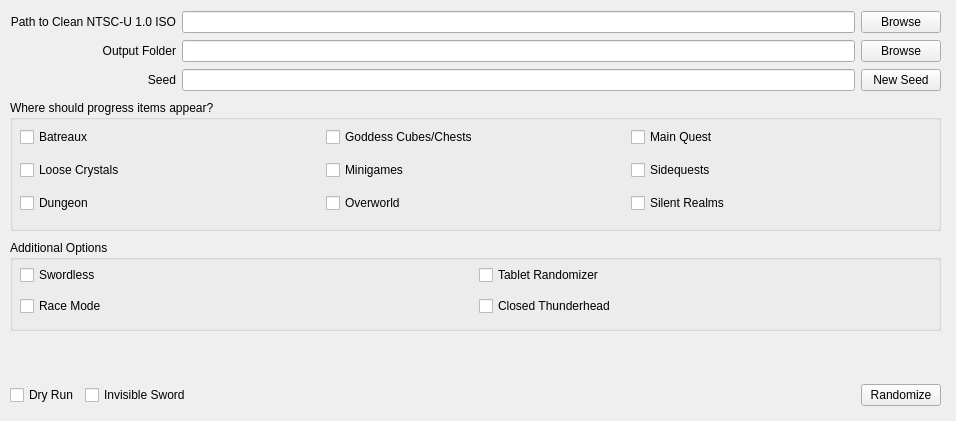
This is randogui.ui in ssrando/ssrando as Qt 5 draws it before an edit. The edited form follows.
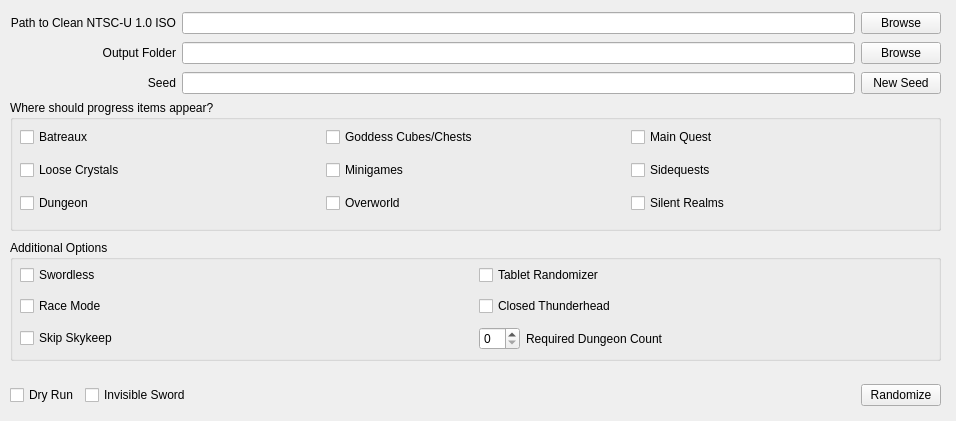
This is the edited form.

Commit message: Add options to GUI and automatically fill in default options

Diff of the .ui file:
```diff
--- a/randogui.ui
+++ b/randogui.ui
@@ -10,6 +10,12 @@
     <height>421</height>
    </rect>
   </property>
+  <property name="sizePolicy">
+   <sizepolicy hsizetype="Fixed" vsizetype="Fixed">
+    <horstretch>0</horstretch>
+    <verstretch>0</verstretch>
+   </sizepolicy>
+  </property>
   <property name="windowTitle">
    <string>Skyward Sword Randomizer</string>
   </property>
@@ -20,7 +26,7 @@
       <x>10</x>
       <y>10</y>
       <width>931</width>
-      <height>83</height>
+      <height>89</height>
      </rect>
     </property>
     <layout class="QGridLayout" name="gridLayout">
@@ -195,7 +201,7 @@
       <x>10</x>
       <y>240</y>
       <width>931</width>
-      <height>91</height>
+      <height>121</height>
      </rect>
     </property>
     <property name="title">
@@ -207,24 +213,10 @@
        <x>10</x>
        <y>20</y>
        <width>911</width>
-       <height>61</height>
+       <height>97</height>
       </rect>
      </property>
      <layout class="QGridLayout" name="gridLayout_2">
-      <item row="0" column="0">
-       <widget class="QCheckBox" name="option_swordless">
-        <property name="text">
-         <string>Swordless</string>
-        </property>
-       </widget>
-      </item>
-      <item row="0" column="1">
-       <widget class="QCheckBox" name="option_randomize_tablets">
-        <property name="text">
-         <string>Tablet Randomizer</string>
-        </property>
-       </widget>
-      </item>
       <item row="1" column="1">
        <widget class="QCheckBox" name="option_closed_thunderhead">
         <property name="text">
@@ -232,6 +224,20 @@
         </property>
        </widget>
       </item>
+      <item row="0" column="0">
+       <widget class="QCheckBox" name="option_swordless">
+        <property name="text">
+         <string>Swordless</string>
+        </property>
+       </widget>
+      </item>
+      <item row="2" column="0">
+       <widget class="QCheckBox" name="option_skip_skykeep">
+        <property name="text">
+         <string>Skip Skykeep</string>
+        </property>
+       </widget>
+      </item>
       <item row="1" column="0">
        <widget class="QCheckBox" name="option_empty_unrequired_dungeons">
         <property name="text">
@@ -239,6 +245,49 @@
         </property>
        </widget>
       </item>
+      <item row="0" column="1">
+       <widget class="QCheckBox" name="option_randomize_tablets">
+        <property name="text">
+         <string>Tablet Randomizer</string>
+        </property>
+       </widget>
+      </item>
+      <item row="2" column="1">
+       <layout class="QHBoxLayout" name="horizontalLayout_2">
+        <property name="spacing">
+         <number>6</number>
+        </property>
+        <property name="sizeConstraint">
+         <enum>QLayout::SetDefaultConstraint</enum>
+        </property>
+        <item>
+         <widget class="QSpinBox" name="option_required_dungeon_count">
+          <property name="enabled">
+           <bool>true</bool>
+          </property>
+          <property name="sizePolicy">
+           <sizepolicy hsizetype="Minimum" vsizetype="Fixed">
+            <horstretch>0</horstretch>
+            <verstretch>0</verstretch>
+           </sizepolicy>
+          </property>
+          <property name="maximumSize">
+           <size>
+            <width>41</width>
+            <height>16777215</height>
+           </size>
+          </property>
+         </widget>
+        </item>
+        <item>
+         <widget class="QLabel" name="label_5">
+          <property name="text">
+           <string>Required Dungeon Count</string>
+          </property>
+         </widget>
+        </item>
+       </layout>
+      </item>
      </layout>
     </widget>
    </widget>
@@ -295,7 +344,7 @@
     <property name="geometry">
      <rect>
       <x>10</x>
-      <y>340</y>
+      <y>360</y>
       <width>931</width>
       <height>20</height>
      </rect>
```
The commit also changes 4 other files.
